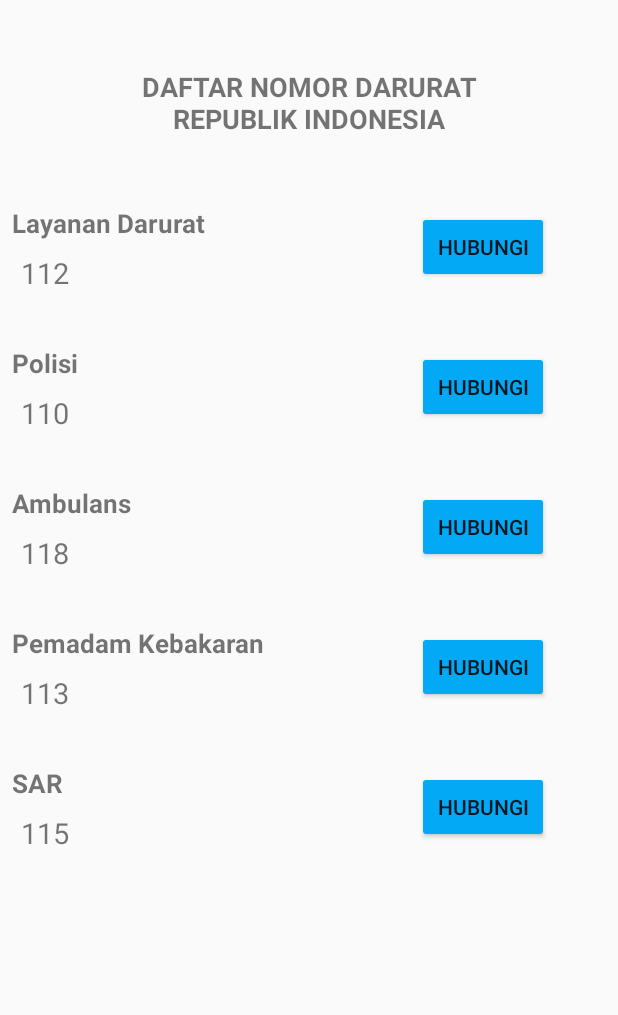
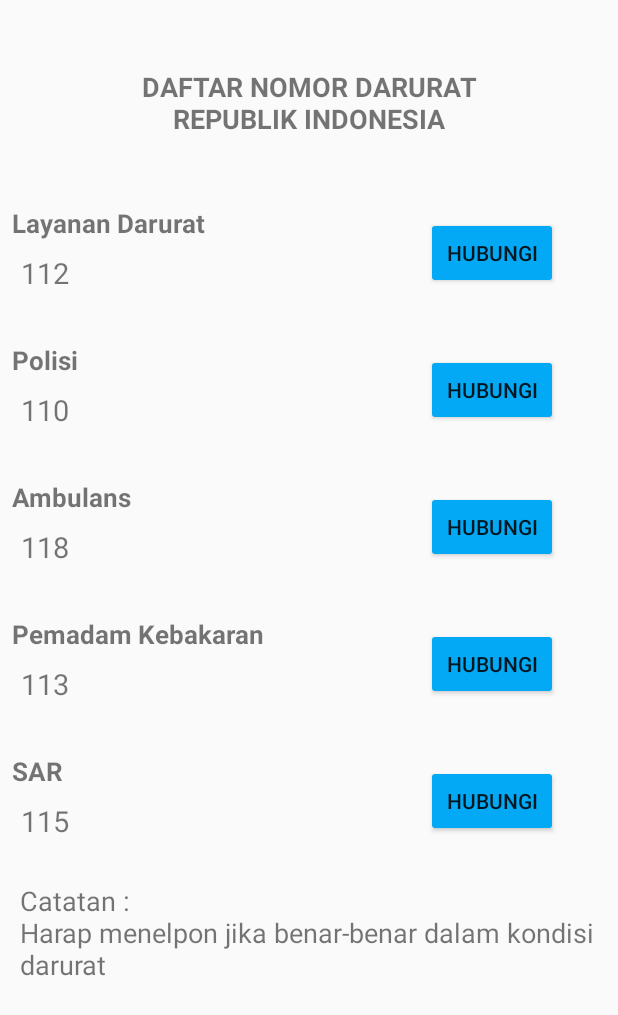
Before and after one commit to arifanrey26/ProjectTA_FIX, an Android app: the NomorDaruratActivity screen opened directly, with no data from a screen before it, on a phone screen of 412 x 824 dp. Shown: the top 1015 px of the screen. Run offline under Robolectric (Android 15) with nearby library versions, the phone set to English and light mode, and no system bars.

Commit message:
lupa kasih scrollview di menu trakhir

```diff
--- a/app/src/main/res/layout/activity_edukasi.xml
+++ b/app/src/main/res/layout/activity_edukasi.xml
@@ -23,7 +23,8 @@
             android:layout_height="wrap_content"
             android:id="@+id/btn_PutarVideo"
             android:onClick="PutarVideo"
-            android:text="putar video"/>
+            android:text="putar video"
+            android:backgroundTint="#03A9F4"/>
 
         <TextView
             android:layout_width="match_parent"
--- a/app/src/main/res/layout/activity_nomor_darurat.xml
+++ b/app/src/main/res/layout/activity_nomor_darurat.xml
@@ -1,10 +1,16 @@
 <?xml version="1.0" encoding="utf-8"?>
-<RelativeLayout xmlns:android="http://schemas.android.com/apk/res/android"
+<ScrollView xmlns:android="http://schemas.android.com/apk/res/android"
     xmlns:app="http://schemas.android.com/apk/res-auto"
     xmlns:tools="http://schemas.android.com/tools"
     android:layout_width="match_parent"
     android:layout_height="match_parent"
+    android:orientation="vertical"
     tools:context=".NomorDaruratActivity">
+
+    <LinearLayout
+        android:layout_width="match_parent"
+        android:layout_height="match_parent"
+        android:orientation="vertical">
 
     <TextView
         android:layout_width="wrap_content"
@@ -41,11 +47,9 @@
         android:layout_width="wrap_content"
         android:layout_height="wrap_content"
         android:layout_below="@+id/jdlLayananDarurat"
-        android:layout_alignParentEnd="true"
-        android:layout_alignParentRight="true"
-        android:layout_marginTop="-20dp"
-        android:layout_marginEnd="46dp"
-        android:layout_marginRight="46dp"
+        android:layout_marginTop="-50dp"
+        android:layout_marginRight="40dp"
+        android:layout_gravity="right"
         android:text="HUBUNGI"
         android:backgroundTint="#03A9F4"/>
 
@@ -71,11 +75,9 @@
         android:layout_width="wrap_content"
         android:layout_height="wrap_content"
         android:layout_below="@+id/jdlPolisi"
-        android:layout_alignParentEnd="true"
-        android:layout_alignParentRight="true"
-        android:layout_marginTop="-20dp"
-        android:layout_marginEnd="46dp"
-        android:layout_marginRight="46dp"
+        android:layout_marginTop="-50dp"
+        android:layout_marginRight="40dp"
+        android:layout_gravity="right"
         android:text="HUBUNGI"
         android:backgroundTint="#03A9F4"/>
 
@@ -101,11 +103,9 @@
         android:layout_width="wrap_content"
         android:layout_height="wrap_content"
         android:layout_below="@+id/jdlAmbulans"
-        android:layout_alignParentEnd="true"
-        android:layout_alignParentRight="true"
-        android:layout_marginTop="-20dp"
-        android:layout_marginEnd="46dp"
-        android:layout_marginRight="46dp"
+        android:layout_marginTop="-50dp"
+        android:layout_marginRight="40dp"
+        android:layout_gravity="right"
         android:text="HUBUNGI"
         android:backgroundTint="#03A9F4"/>
 
@@ -131,11 +131,9 @@
         android:layout_width="wrap_content"
         android:layout_height="wrap_content"
         android:layout_below="@+id/jdlPemadamKebakaran"
-        android:layout_alignParentEnd="true"
-        android:layout_alignParentRight="true"
-        android:layout_marginTop="-20dp"
-        android:layout_marginEnd="46dp"
-        android:layout_marginRight="46dp"
+        android:layout_marginTop="-50dp"
+        android:layout_marginRight="40dp"
+        android:layout_gravity="right"
         android:text="HUBUNGI"
         android:backgroundTint="#03A9F4"/>
 
@@ -161,14 +159,22 @@
         android:layout_width="wrap_content"
         android:layout_height="wrap_content"
         android:layout_below="@+id/jdlSAR"
-        android:layout_alignParentEnd="true"
-        android:layout_alignParentRight="true"
-        android:layout_marginTop="-20dp"
-        android:layout_marginEnd="46dp"
-        android:layout_marginRight="46dp"
+        android:layout_marginTop="-50dp"
+        android:layout_marginRight="40dp"
+        android:layout_gravity="right"
+
         android:text="HUBUNGI"
         android:backgroundTint="#03A9F4"/>
 
+    <TextView
+        android:layout_width="match_parent"
+        android:layout_height="wrap_content"
+        android:id="@+id/tv_catatan"
+        android:text="Catatan :\nHarap menelpon jika benar-benar dalam kondisi darurat"
+        android:textSize="18sp"
+        android:layout_marginHorizontal="13dp"
+        android:layout_below="@id/btn_nmrSAR"
+        android:layout_marginTop="30dp"/>
 
-
-</RelativeLayout>
+    </LinearLayout>
+</ScrollView>
```
Also changed, not shown: 1 other file.
